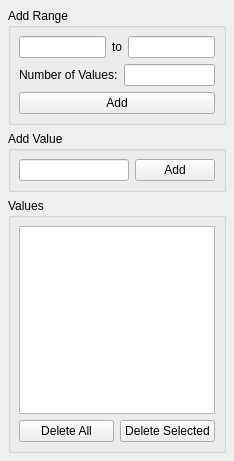
Old version of the form GUI/Client/Widgets/pqSampleScalarWidget.ui in the repository wildmichael/ParaView3-enhancements-old.
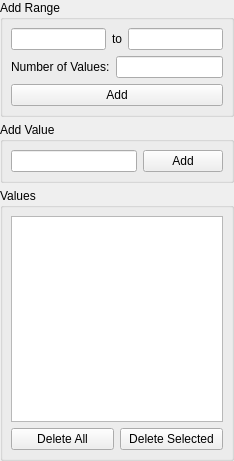
New version of the form.

Patch:
```diff
--- a/GUI/Client/Widgets/pqSampleScalarWidget.ui
+++ b/GUI/Client/Widgets/pqSampleScalarWidget.ui
@@ -17,10 +17,10 @@
   </property>
   <layout class="QVBoxLayout" >
    <property name="margin" >
-    <number>8</number>
+    <number>0</number>
    </property>
    <property name="spacing" >
-    <number>6</number>
+    <number>5</number>
    </property>
    <item>
     <widget class="QGroupBox" name="groupBox" >
```
